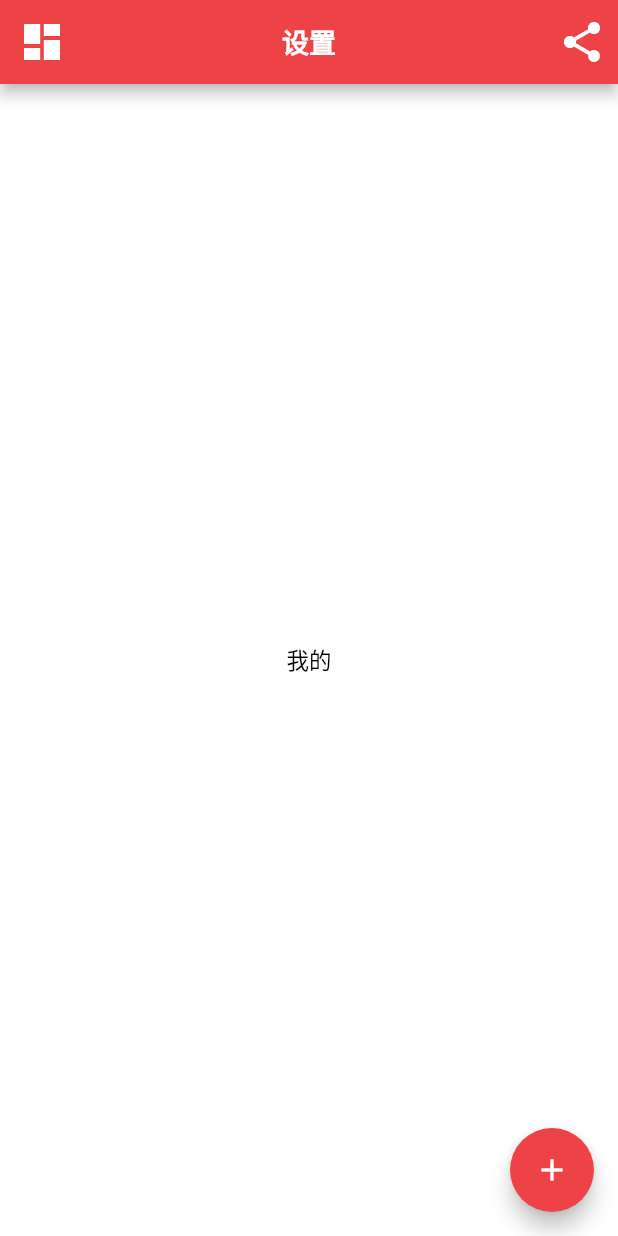
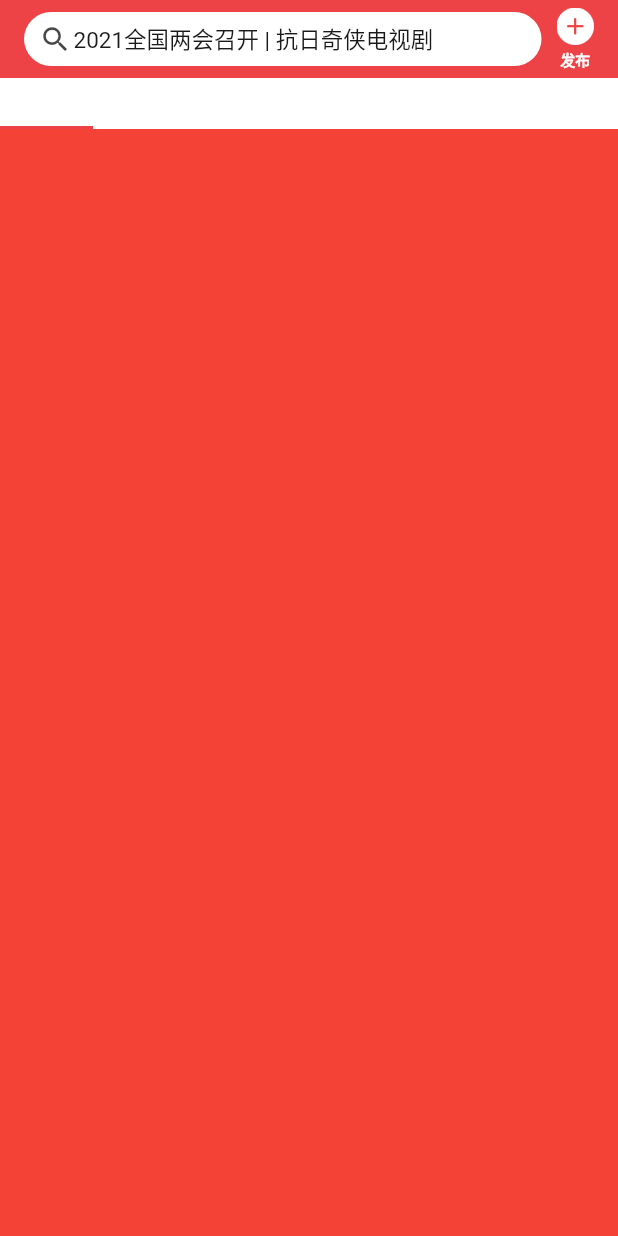
Before and after one commit to Lester2020/flutter_study_demo, a Flutter app: the ThirdPage screen opened directly, on a phone screen of 412 x 824 dp. Run offline on Flutter 3.47's test engine with Material 2 defaults, Android fonts, the phone set to English and light mode, and no system bars; our stand-ins replace connectivity, dio, event_bus, flutter_swiper_null_safety, image_picker, shared_preferences and 1 more; accounts and stored records are empty; network calls fail.

Commit message:
lester commit

```diff
--- a/lib/basic/basic_page.dart
+++ b/lib/basic/basic_page.dart
@@ -61,6 +61,7 @@ import 'package:flutter_study_demo/basic/widgets/text_file.dart';
 import 'package:flutter_study_demo/basic/widgets/textfield_file.dart';
 import 'package:flutter_study_demo/basic/widgets/timepicker_file.dart';
 import 'package:flutter_study_demo/basic/widgets/wrap_file.dart';
+import 'package:flutter_study_demo/globe/user_event.dart';
 
 class BasicPage extends StatelessWidget {
   const BasicPage({Key? key}) : super(key: key);
@@ -71,7 +72,16 @@ class BasicPage extends StatelessWidget {
     return Scaffold(
       appBar: AppBar(
         title: const Text("Flutter基础"),
-        backgroundColor: const Color.fromRGBO(237, 67, 71, 1.0),
+        // backgroundColor: const Color.fromRGBO(237, 67, 71, 1.0),
+        actions: [
+          IconButton(onPressed: (){}, icon: Icon(Icons.share))
+        ],
+        leading: IconButton(
+            onPressed: (){
+              ///发送消息打开抽屉菜单
+              eventBus.fire(UserEvent("openDrawer"));
+
+            }, icon: Icon(Icons.dashboard)),
       ),
       body: Scrollbar(
         child: ListView.builder(
@@ -94,7 +104,13 @@ class BasicPage extends StatelessWidget {
             );
           },
         ),
-      )
+      ),
+      floatingActionButton: FloatingActionButton(
+        onPressed: (){
+
+        },
+        child: Icon(Icons.add),
+      ),
     );
   }
 
@@ -162,5 +178,5 @@ Map<String, Widget> itemRouters = {
   "形变动画组件-AnimatedContainer" : const AnimationContainerDemoPage(),
   "异步组件-FutureBuilder" : const FutureBuilderFile(),
   "数据共享-InheritedWidget" : const InheritedWidgetFile(),
-  "三方—访问原生相册" : const PhotosFile(),
+  "三方插件—访问原生相册" : const PhotosFile(),
 };
--- a/lib/globe/global.dart
+++ b/lib/globe/global.dart
@@ -2,9 +2,6 @@ import 'package:flutter/material.dart';
 import 'dart:ui';
 
 class Global {
-
-  ///单例
-  static Global instance = Global();
 
   ///屏幕信息
   static MediaQueryData mediaQueryData = MediaQueryData.fromWindow(window);
--- a/lib/globe/theme.dart
+++ b/lib/globe/theme.dart
@@ -27,6 +27,9 @@ class AppTheme {
         ? Colors.black
         : (themeColorMap[provider.themeColor] ??
             const Color.fromRGBO(237, 67, 71, 1.0));
+    ///下面这些颜色特性，可以在子组件里面重新设置而覆盖这里的设置，比方某个页面的导航栏颜色
+    ///在APPBar里面重新设置backgroundColor就覆盖这里的全局设置
+
     return ThemeData(
 
         ///主色，决定导航栏颜色,如果是系统自带的颜色属性，可以使用primaryColor
--- a/lib/third/third_page.dart
+++ b/lib/third/third_page.dart
@@ -1,37 +1,125 @@
 import 'package:flutter/material.dart';
-import 'package:flutter_study_demo/generated/l10n.dart';
-import 'package:flutter_study_demo/globe/user_event.dart';
+import 'package:flutter_study_demo/globe/app_provider.dart';
+import 'package:flutter_study_demo/globe/colors.dart';
+import 'package:flutter_study_demo/globe/global.dart';
 
-class ThirdPage extends StatelessWidget {
+class ThirdPage extends StatefulWidget {
   const ThirdPage({Key? key}) : super(key: key);
+
+  @override
+  _ThirdPageState createState() => _ThirdPageState();
+}
+
+class _ThirdPageState extends State<ThirdPage> with TickerProviderStateMixin {
+
+  late TabController _controller;
+
+  @override
+  void initState() {
+    super.initState();
+    _controller = TabController(length: 8, vsync: this);
+  }
+
+  @override
+  void dispose() {
+    super.dispose();
+    _controller.dispose();
+  }
 
   @override
   Widget build(BuildContext context) {
     return Scaffold(
-      appBar: AppBar(
-        title: Text(S.of(context).setting),
-        actions: [
-          IconButton(onPressed: (){}, icon: Icon(Icons.share))
+      body: Column(
+        children: [
+          Container(
+            height: Global.paddingTop + 86,
+            child: Column(
+              children: [
+                Container(
+                  height: Global.paddingTop + 52,
+                  color: themeColorMap[AppProvider.instance.themeColor],
+                  child: Container(
+                    margin: EdgeInsets.only(top: Global.paddingTop),
+                    padding: EdgeInsets.fromLTRB(16, 0, 16, 0),
+                    child: Row(
+                      crossAxisAlignment: CrossAxisAlignment.center,
+                      children: [
+                        Expanded(
+                          child: Container(
+                            height: 36,
+                            decoration: BoxDecoration(
+                              color: Colors.white,
+                              borderRadius: BorderRadius.circular(18),
+                            ),
+                            padding: EdgeInsets.only(left: 10, right: 10),
+                            alignment: Alignment.centerLeft,
+                            child: Row(
+                              children: [
+                                Icon(Icons.search, size: 22, color: Color(0xff1a1a1a).withOpacity(0.8)),
+                                SizedBox(width: 1),
+                                Text(
+                                    "2021全国两会召开 | 抗日奇侠电视剧",
+                                  style: TextStyle(
+                                    color: Color(0xff1a1a1a),
+                                    fontSize: 15,
+                                  ),
+                                  overflow: TextOverflow.ellipsis,
+                                )
+                              ],
+                            ),
+                          ),
+                        ),
+                        SizedBox(width: 5),
+                        Container(
+                          width: 30,
+                          alignment: Alignment.centerRight,
+                          child: Column(
+                            mainAxisAlignment: MainAxisAlignment.center,
+                            children: [
+                              Image.asset("images/icon_publish.png", width: 25, height: 25),
+                              SizedBox(height: 2),
+                              Text("发布", style: TextStyle(fontSize: 10, fontWeight: FontWeight.bold, color: Colors.white))
+                            ],
+                          ),
+                        )
+                      ],
+                    ),
+                  ),
+                ),
+                Container(
+                  height: 34.0,
+                  child: TabBar(
+                    controller: _controller,
+                    isScrollable: true,
+                    tabs: [
+                      Tab(text: "推荐"),
+                      Tab(text: "视频"),
+                      Tab(text: "小视频"),
+                      Tab(text: "科技"),
+                      Tab(text: "互联网"),
+                      Tab(text: "美食"),
+                      Tab(text: "段子"),
+                      Tab(text: "疫情"),
+                    ],
+                  ),
+                )
+              ],
+            ),
+          ),
+          Flexible(
+            child: Container(
+              color: Colors.red,
+            ),
+            // child: TabBarView(
+            //   controller: _controller,
+            //   children: [
+            //
+            //   ],
+            // ),
+          )
         ],
-        leading: IconButton(
-            onPressed: (){
-          ///发送消息打开抽屉菜单
-              eventBus.fire(UserEvent("openDrawer"));
+      ),
 
-        }, icon: Icon(Icons.dashboard)),
-      ),
-      body: Center(
-        child: Text("我的"),
-      ),
-      floatingActionButton: FloatingActionButton(
-        onPressed: (){
-
-        },
-        child: Icon(Icons.add),
-      ),
     );
   }
-
-
-
 }
--- a/pubspec.yaml
+++ b/pubspec.yaml
@@ -105,6 +105,7 @@ flutter:
       - images/logo_lockup_flutter_vertical_wht.png
       - images/splash.png
       - images/ic_theme.png
+      - images/icon_publish.png
 
   # An image asset can refer to one or more resolution-specific "variants", see
   # https://flutter.dev/assets-and-images/#resolution-aware.
```
Also changed, not shown: images/icon_publish.png (added).
